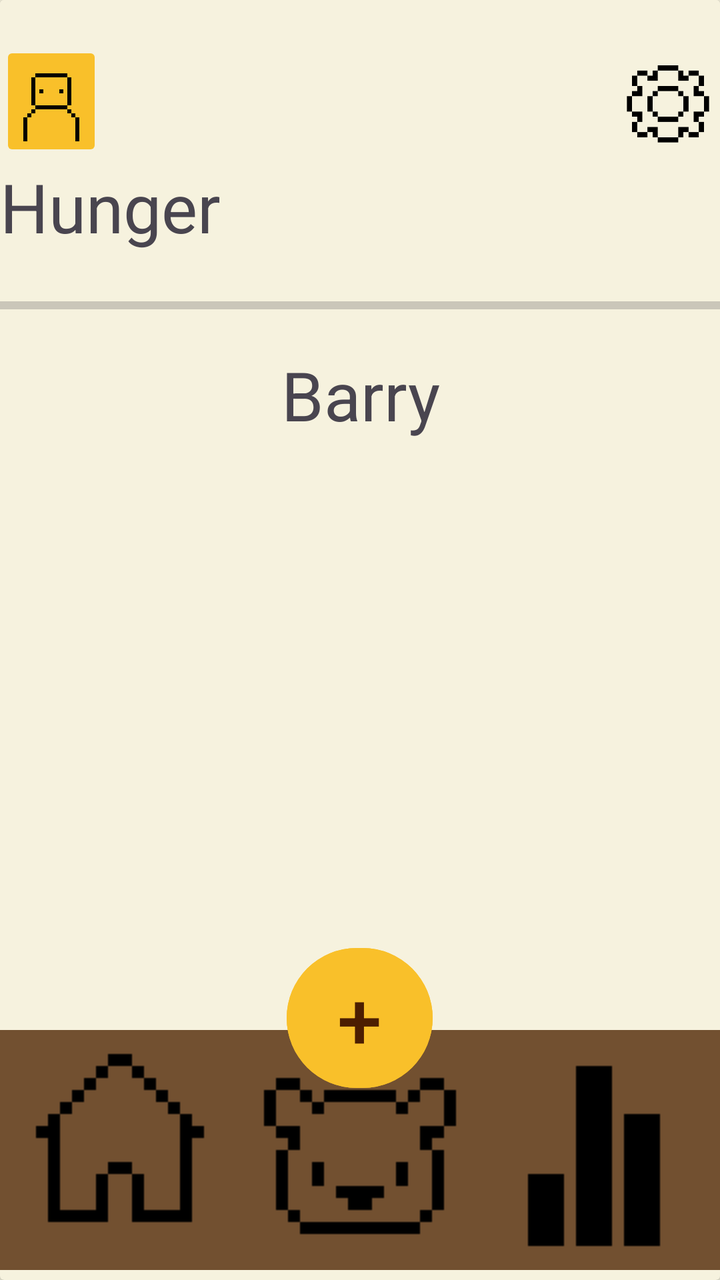
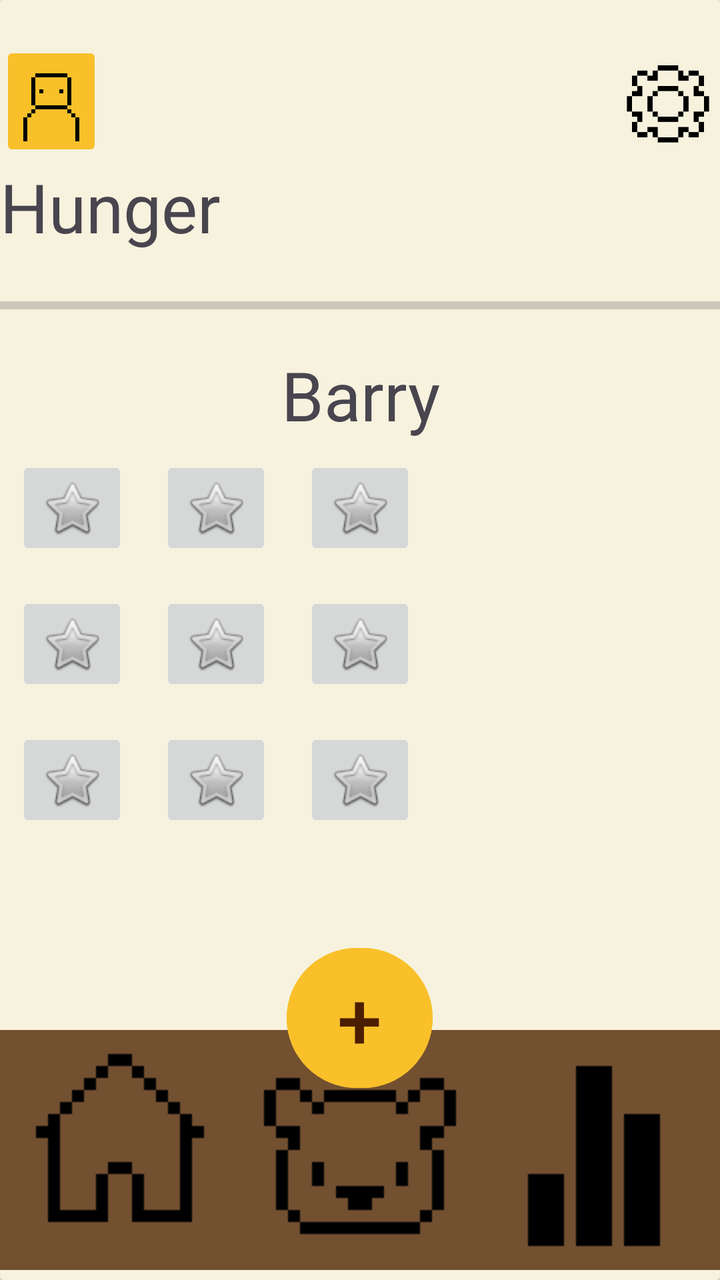

Compare the two renders of this Android layout. The source of the first and the diff that turns it into the second are given below.
<!-- AndroidManifest.xml: application theme Theme.BeeBudgetingLimited -->
<!-- res/layout/activity_barry_dress_up.xml -->
<?xml version="1.0" encoding="utf-8"?>
<androidx.drawerlayout.widget.DrawerLayout xmlns:android="http://schemas.android.com/apk/res/android"
    xmlns:app="http://schemas.android.com/apk/res-auto"
    xmlns:tools="http://schemas.android.com/tools"
    android:id="@+id/main"
    android:layout_width="match_parent"
    android:layout_height="match_parent"
    tools:context=".BarryCareScreen"
    android:background="@color/Cream">

    <androidx.cardview.widget.CardView
        android:layout_width="match_parent"
        android:layout_height="wrap_content"
        app:cardBackgroundColor="@color/Cream">

        <LinearLayout
            android:id="@+id/text"
            android:layout_width="match_parent"
            android:layout_height="503dp"
            android:gravity="bottom"
            android:orientation="vertical"
            android:background="@color/Cream">

            <LinearLayout
                android:layout_width="match_parent"
                android:layout_height="60dp"

                android:orientation="horizontal">

                <ImageButton
                    android:id="@+id/ProfileBtn"
                    android:layout_width="0dp"
                    android:layout_height="wrap_content"
                    android:layout_weight="0.2"
                    android:backgroundTint="@color/Bright_yellow"
                    android:scaleType="centerCrop"
                    app:srcCompat="@drawable/profileicon" />

                <ImageView
                    android:id="@+id/imageView3"
                    android:layout_width="0dp"
                    android:layout_height="wrap_content"
                    android:layout_weight="1"
                    android:alpha="0"
                    app:srcCompat="@drawable/house" />

                <ImageButton
                    android:id="@+id/Settingsbtn"
                    android:layout_width="0dp"
                    android:layout_height="match_parent"
                    android:layout_weight="0.2"
                    android:background="@android:color/transparent"
                    android:scaleType="fitCenter"
                    app:srcCompat="@drawable/cogicon" />

            </LinearLayout>

            <LinearLayout
                android:layout_width="match_parent"
                android:layout_height="50dp"
                android:orientation="horizontal">

                <TextView
                    android:id="@+id/textView2"
                    android:layout_width="wrap_content"
                    android:layout_height="match_parent"
                    android:layout_weight="1"
                    android:text="@string/hunger"
                    android:textSize="34sp" />
            </LinearLayout>

            <ProgressBar
                android:id="@+id/progressBar"
                style="?android:attr/progressBarStyleHorizontal"
                android:layout_width="match_parent"
                android:layout_height="44dp" />

            <TextView
                android:id="@+id/textView6"
                android:layout_width="match_parent"
                android:layout_height="wrap_content"
                android:text="@string/barry"
                android:textAlignment="center"
                android:textSize="34sp" />

            <LinearLayout
                android:layout_width="match_parent"
                android:layout_height="283dp"
                android:layout_gravity="bottom"
                android:foregroundGravity="bottom"
                android:gravity="bottom"
                android:orientation="horizontal">

                <ScrollView
                    android:layout_width="match_parent"
                    android:layout_height="match_parent">

                    <LinearLayout
                        android:layout_width="match_parent"
                        android:layout_height="wrap_content"
                        android:orientation="vertical" />
                </ScrollView>
            </LinearLayout>

        </LinearLayout>

        <RelativeLayout
            android:id="@+id/bottomBar"
            android:layout_width="match_parent"
            android:layout_height="170dp"
            android:layout_gravity="bottom">

            <LinearLayout
                android:layout_width="match_parent"
                android:layout_height="match_parent"
                android:layout_marginVertical="5dp"
                android:gravity="bottom"
                android:orientation="horizontal">

                <ImageButton
                    android:id="@+id/Homebtn"
                    android:layout_width="wrap_content"
                    android:layout_height="wrap_content"
                    android:layout_weight="1"
                    android:background="#725030"
                    app:srcCompat="@drawable/houseicon" />

                <ImageButton
                    android:id="@+id/Barrybtn"
                    android:layout_width="wrap_content"
                    android:layout_height="wrap_content"
                    android:layout_weight="1"
                    android:background="#725030"
                    app:srcCompat="@drawable/bearicon" />

                <ImageButton
                    android:id="@+id/Analyticsbtn"
                    android:layout_width="wrap_content"
                    android:layout_height="wrap_content"
                    android:layout_weight="1"
                    android:background="#725030"
                    app:srcCompat="@drawable/analyticsicon" />

            </LinearLayout>

            <Button
                android:id="@+id/Addbtn"
                android:layout_width="73dp"
                android:layout_height="78dp"
                android:layout_centerHorizontal="true"
                android:layout_marginTop="0dp"

                android:backgroundTint="@color/Bright_yellow"
                android:text="+"
                android:textColor="@color/Dark_brown"
                android:textColorLink="#f2c560"
                android:textSize="40dp" />

        </RelativeLayout>

    </androidx.cardview.widget.CardView>

</androidx.drawerlayout.widget.DrawerLayout>
<!-- resources referenced by this layout -->
<resources>
  <color name="Bright_yellow">#f9c02a</color>
  <color name="Cream">#f6f2de</color>
  <color name="Dark_brown">#4c1e01</color>
  <!-- drawable analyticsicon: png bitmap (drawable, 346 bytes) -->
  <!-- drawable bearicon: png bitmap (drawable, 423 bytes) -->
  <!-- drawable cogicon: png bitmap (drawable, 702 bytes) -->
  <!-- drawable house: png bitmap (drawable, 413934 bytes) -->
  <!-- drawable houseicon: png bitmap (drawable, 405 bytes) -->
  <!-- drawable profileicon: png bitmap (drawable, 471 bytes) -->
  <string name="barry">Barry</string>
  <string name="hunger">Hunger</string>
  <style name="Theme.BeeBudgetingLimited" parent="Base.Theme.BeeBudgetingLimited" />
  <style name="Base.Theme.BeeBudgetingLimited" parent="Theme.Material3.DayNight.NoActionBar">
          
          
      </style>
</resources>

<!-- the commit's change to res/layout/activity_barry_dress_up.xml (unified diff, before → after) -->
@@ -93,12 +93,104 @@
 
                 <ScrollView
                     android:layout_width="match_parent"
-                    android:layout_height="match_parent">
-
-                    <LinearLayout
+                    android:layout_height="match_parent"
+                    android:fillViewport="true">
+
+                    <GridLayout
                         android:layout_width="match_parent"
                         android:layout_height="wrap_content"
-                        android:orientation="vertical" />
+                        android:layout_gravity="center"
+                        android:alignmentMode="alignMargins"
+                        android:columnCount="3"
+                        android:columnOrderPreserved="false"
+                        android:orientation="vertical">
+
+                        <ImageButton
+                            android:id="@+id/Outfit1"
+                            android:layout_width="wrap_content"
+                            android:layout_height="wrap_content"
+                            android:layout_row="0"
+                            android:layout_column="0"
+                            android:layout_margin="8dp"
+                            android:src="@android:drawable/btn_star" />
+
+                        <ImageButton
+                            android:id="@+id/Outfit2"
+                            android:layout_width="wrap_content"
+                            android:layout_height="wrap_content"
+                            android:layout_row="0"
+                            android:layout_column="1"
+                            android:layout_margin="8dp"
+                            android:src="@android:drawable/btn_star" />
+
+                        <ImageButton
+                            android:id="@+id/Outfit3"
+                            android:layout_width="wrap_content"
+                            android:layout_height="wrap_content"
+                            android:layout_row="0"
+                            android:layout_column="2"
+                            android:layout_margin="8dp"
+                            android:src="@android:drawable/btn_star" />
+
+                        <ImageButton
+                        android:id="@+id/Outfit4"
+                        android:layout_width="wrap_content"
+                        android:layout_height="wrap_content"
+                        android:layout_row="1"
+                        android:layout_column="0"
+                        android:layout_margin="8dp"
+                        android:src="@android:drawable/btn_star" />
+
+                        <ImageButton
+                            android:id="@+id/Outfit5"
+                            android:layout_width="wrap_content"
+                            android:layout_height="wrap_content"
+                            android:layout_row="1"
+                            android:layout_column="1"
+                            android:layout_margin="8dp"
+                            android:src="@android:drawable/btn_star" />
+
+                        <ImageButton
+                            android:id="@+id/Outfit6"
+                            android:layout_width="wrap_content"
+                            android:layout_height="wrap_content"
+                            android:layout_row="1"
+                            android:layout_column="2"
+                            android:layout_margin="8dp"
+                            android:src="@android:drawable/btn_star" />
+
+                        <ImageButton
+                            android:id="@+id/Outfit7"
+                            android:layout_width="wrap_content"
+                            android:layout_height="wrap_content"
+                            android:layout_row="2"
+                            android:layout_column="0"
+                            android:layout_margin="8dp"
+                            android:src="@android:drawable/btn_star" />
+
+                        <ImageButton
+                            android:id="@+id/Outfit8"
+                            android:layout_width="wrap_content"
+                            android:layout_height="wrap_content"
+                            android:layout_row="2"
+                            android:layout_column="1"
+                            android:layout_margin="8dp"
+                            android:src="@android:drawable/btn_star" />
+
+                        <ImageButton
+                            android:id="@+id/Outfit9"
+                            android:layout_width="wrap_content"
+                            android:layout_height="wrap_content"
+                            android:layout_row="2"
+                            android:layout_column="2"
+                            android:layout_margin="8dp"
+                            android:src="@android:drawable/btn_star" />
+
+
+                    </GridLayout>
+
+
+
                 </ScrollView>
             </LinearLayout>
 
